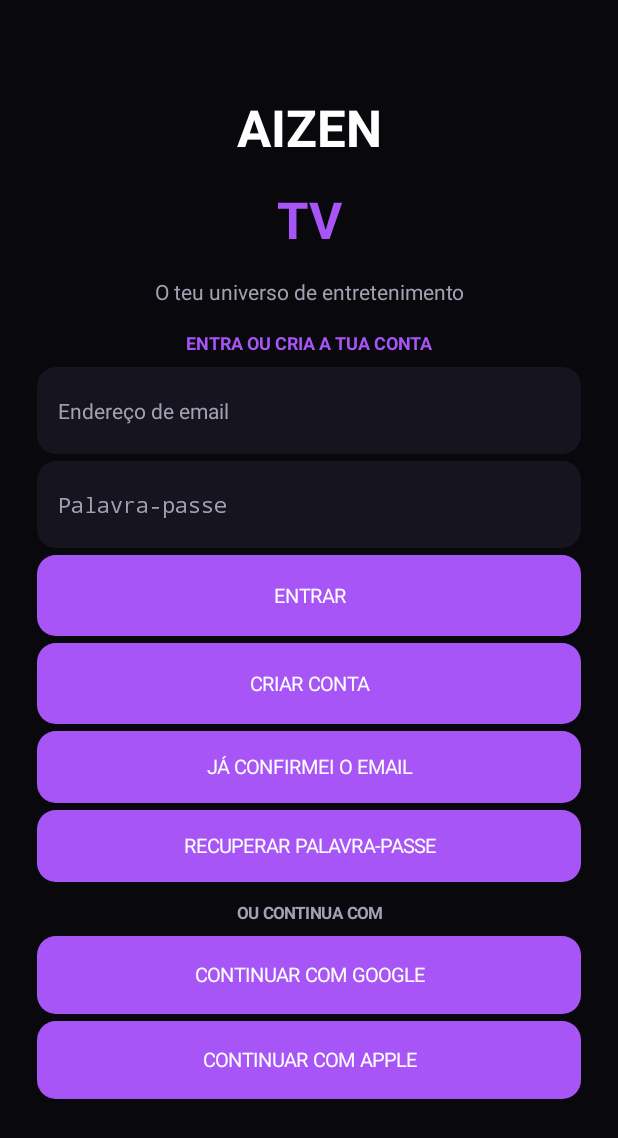
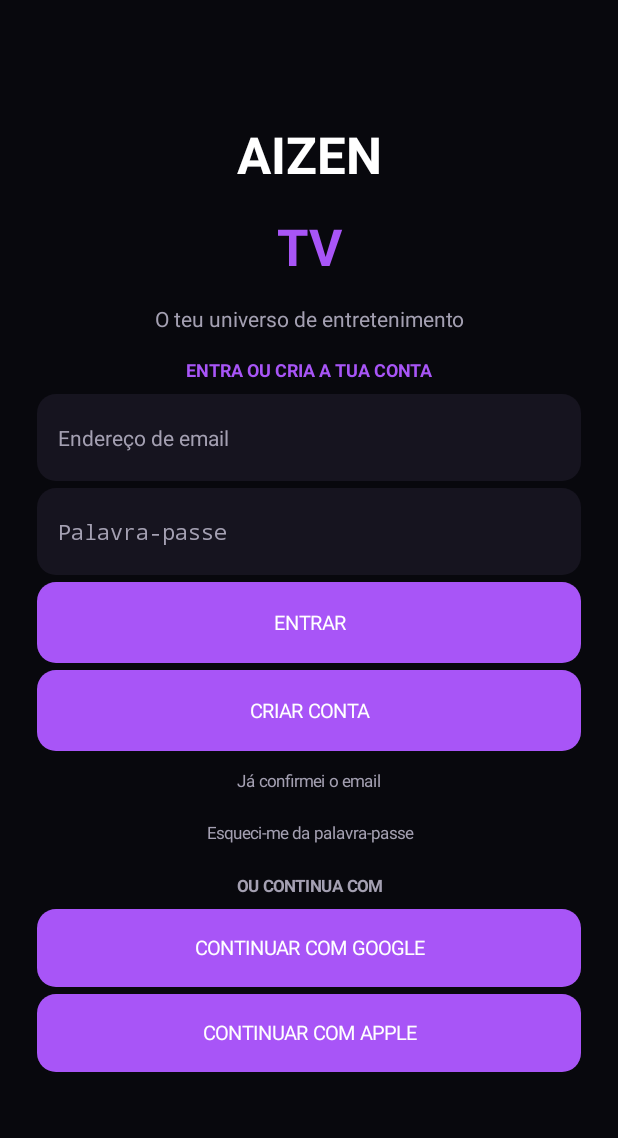
Before and after one commit to miltonantoniomacie66-code/AIZEN-TV, an Android app: the screen it shows after launch (AuthActivity), on a phone screen of 412 x 824 dp. Shown: the top 1138 px of the screen. Run offline under Robolectric (Android 15) with nearby library versions, the phone set to English and light mode, and no system bars; our stand-ins replace Firebase (no records; nobody signed in at launch, a user with empty details on screens opened directly); 1 statement that could not run was skipped.

Commit message:
Simplify authentication screen and email verification

```diff
--- a/android/app/src/main/java/com/aizentv/app/AuthActivity.kt
+++ b/android/app/src/main/java/com/aizentv/app/AuthActivity.kt
@@ -93,12 +93,12 @@ class AuthActivity : Activity() {
 
         panel.addView(actionButton("ENTRAR") { signIn() }, params(0, 54))
         panel.addView(actionButton("CRIAR CONTA") { register() }, params(0, 54))
-        panel.addView(actionButton("JÁ CONFIRMEI O EMAIL") {
+        panel.addView(secondaryAction("Já confirmei o email") {
             refreshEmailVerification()
-        }, params(0, 48))
-        panel.addView(actionButton("RECUPERAR PALAVRA-PASSE") {
+        }, params(0, 30))
+        panel.addView(secondaryAction("Esqueci-me da palavra-passe") {
             resetPassword()
-        }, params(0, 48))
+        }, params(0, 30))
 
         panel.addView(label("OU CONTINUA COM", 11f, muted, true))
         panel.addView(actionButton("CONTINUAR COM GOOGLE") {
@@ -157,6 +157,18 @@ class AuthActivity : Activity() {
             setColor(purple)
             cornerRadius = dp(13).toFloat()
         }
+        setOnClickListener { action() }
+    }
+
+    private fun secondaryAction(
+        value: String,
+        action: () -> Unit
+    ) = TextView(this).apply {
+        text = value
+        textSize = 11f
+        setTextColor(muted)
+        gravity = Gravity.CENTER
+        setPadding(dp(8), dp(4), dp(8), dp(4))
         setOnClickListener { action() }
     }
 
@@ -261,10 +273,10 @@ class AuthActivity : Activity() {
 
         user.reload()
             .addOnSuccessListener {
-                if (auth.currentUser?.isEmailVerified == true) {
+                if (user.isEmailVerified) {
                     openCatalog()
                 } else {
-                    showMessage("Email ainda não confirmado. Verifica a tua caixa de entrada.")
+                    showMessage("Email ainda não confirmado. Abre o email de confirmação e tenta novamente.")
                 }
             }
             .addOnFailureListener {
```
